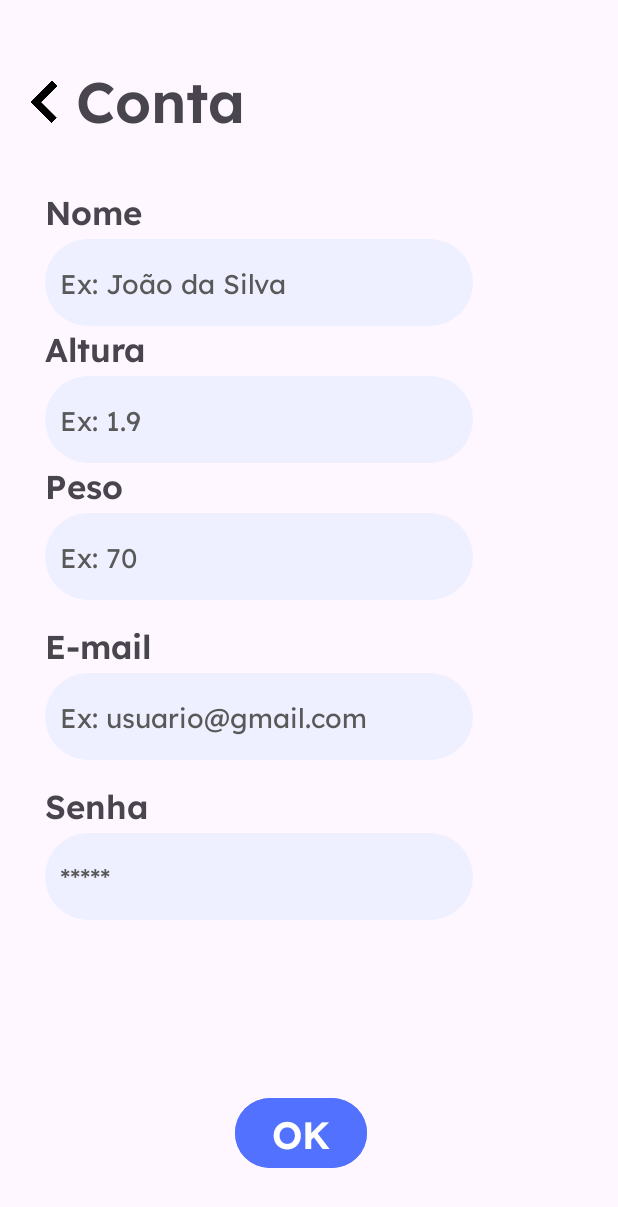
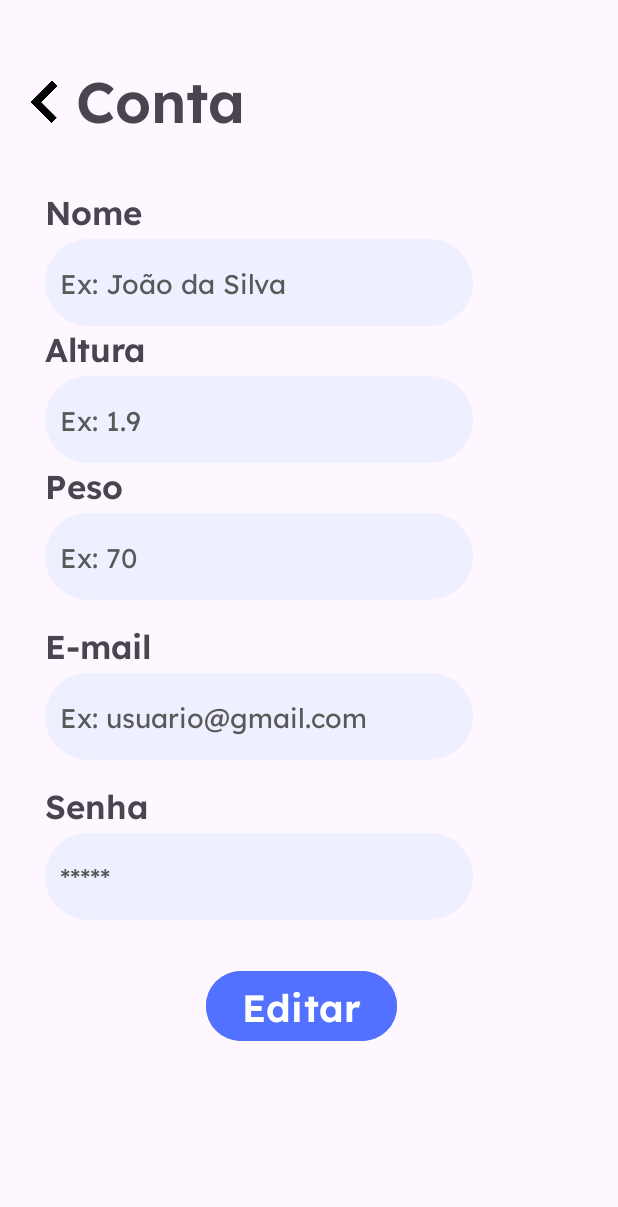
Before and after one commit to mgolegario/LuFit, an Android app: the Conta screen opened directly, with no data from a screen before it, on a phone screen of 412 x 824 dp. Shown: the top 1207 px of the screen. Run offline under Robolectric (Android 15) with nearby library versions, the phone set to English and light mode, and no system bars; 1 statement that could not run was skipped.

Commit message:
Telas: Db arrumado e tela de conta concluida

```diff
--- a/app/src/main/java/com/example/lufit/Conta.java
+++ b/app/src/main/java/com/example/lufit/Conta.java
@@ -49,13 +49,18 @@
         }
 
 
+btn_editar.setOnClickListener(new View.OnClickListener() {
+    @Override
+    public void onClick(View v) {
+        edt_usuario.setEnabled(true);
+        edt_altura.setEnabled(true);
+        edt_peso.setEnabled(true);
+        edt_senha.setEnabled(true);
+        btn_ok.setVisibility(View.VISIBLE);
+        btn_editar.setVisibility(View.INVISIBLE);
+    }
+});
 
-                    edt_usuario.setEnabled(true);
-                    edt_altura.setEnabled(true);
-                    edt_peso.setEnabled(true);
-                    edt_senha.setEnabled(true);
-                    btn_ok.setVisibility(View.VISIBLE);
-                    btn_editar.setVisibility(View.INVISIBLE);
 
 
         btn_ok.setOnClickListener(new View.OnClickListener() {
--- a/app/src/main/res/layout/activity_conta.xml
+++ b/app/src/main/res/layout/activity_conta.xml
@@ -178,7 +178,7 @@
                 android:textSize="25sp" />
             <Button
                 android:id="@+id/btn_ok"
-                android:visibility="visible"
+                android:visibility="invisible"
                 android:layout_width="wrap_content"
                 android:layout_height="wrap_content"
                 android:layout_gravity="center"
```
